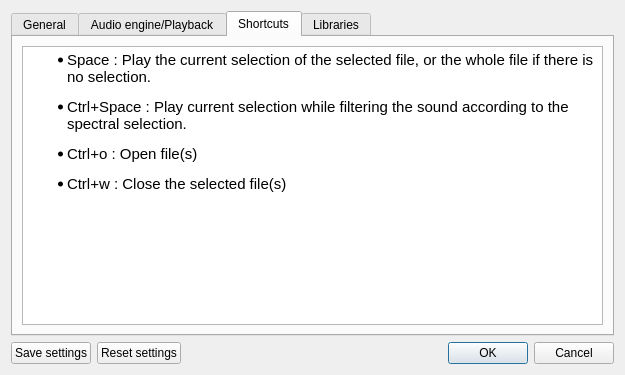
First picture: the form in src/wdialogsettings.ui, repository gillesdegottex/dfasma, before the edit.
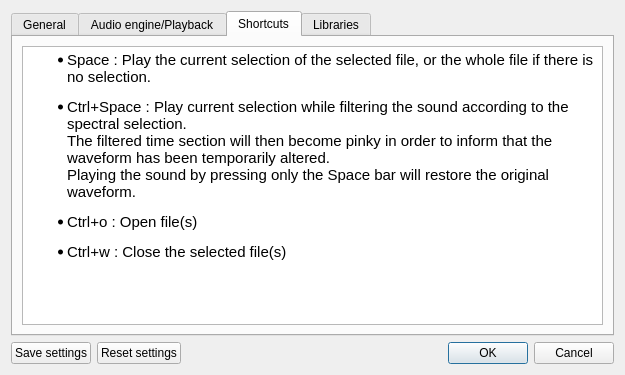
Second picture: the form after the edit. The open tabs and pages were chosen to show the change.

Commit message: Add pinky color to filtered selection and doc

The edit to the form file:
```diff
--- a/src/wdialogsettings.ui
+++ b/src/wdialogsettings.ui
@@ -218,7 +218,7 @@
 p, li { white-space: pre-wrap; }
 &lt;/style&gt;&lt;/head&gt;&lt;body style=&quot; font-family:'Ubuntu'; font-size:11pt; font-weight:400; font-style:normal;&quot;&gt;
 &lt;ul style=&quot;margin-top: 0px; margin-bottom: 0px; margin-left: 0px; margin-right: 0px; -qt-list-indent: 1;&quot;&gt;&lt;li style=&quot; margin-top:12px; margin-bottom:12px; margin-left:0px; margin-right:0px; -qt-block-indent:0; text-indent:0px;&quot;&gt;Space : Play the current selection of the selected file, or the whole file if there is no selection.&lt;/li&gt;
-&lt;li style=&quot; margin-top:12px; margin-bottom:12px; margin-left:0px; margin-right:0px; -qt-block-indent:0; text-indent:0px;&quot;&gt;Ctrl+Space : Play current selection while filtering the sound according to the spectral selection.&lt;/li&gt;
+&lt;li style=&quot; margin-top:12px; margin-bottom:12px; margin-left:0px; margin-right:0px; -qt-block-indent:0; text-indent:0px;&quot;&gt;Ctrl+Space : Play current selection while filtering the sound according to the spectral selection.&lt;br /&gt;The filtered time section will then become pinky in order to inform that the waveform has been temporarily altered.&lt;br /&gt;Playing the sound by pressing only the Space bar will restore the original waveform.&lt;/li&gt;
 &lt;li style=&quot; margin-top:12px; margin-bottom:12px; margin-left:0px; margin-right:0px; -qt-block-indent:0; text-indent:0px;&quot;&gt;Ctrl+o : Open file(s)&lt;/li&gt;
 &lt;li style=&quot; margin-top:12px; margin-bottom:12px; margin-left:0px; margin-right:0px; -qt-block-indent:0; text-indent:0px;&quot;&gt;Ctrl+w : Close the selected file(s)&lt;/li&gt;&lt;/ul&gt;
 &lt;p style=&quot;-qt-paragraph-type:empty; margin-top:12px; margin-bottom:12px; margin-left:0px; margin-right:0px; -qt-block-indent:1; text-indent:0px;&quot;&gt;&lt;br /&gt;&lt;/p&gt;&lt;/body&gt;&lt;/html&gt;</string>
```
The commit also changes 1 other file.
